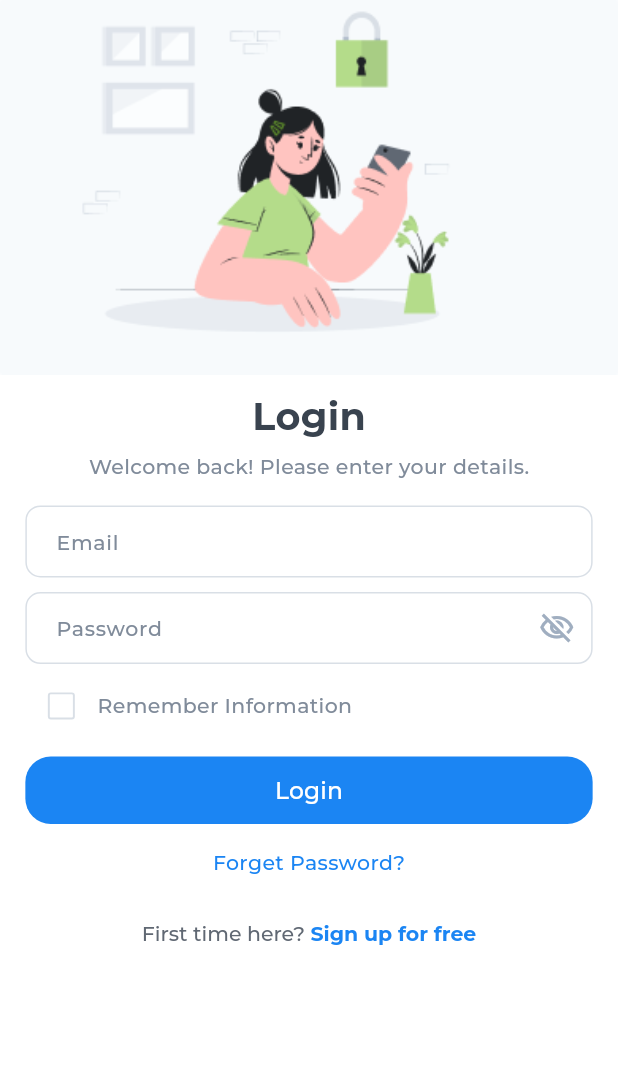
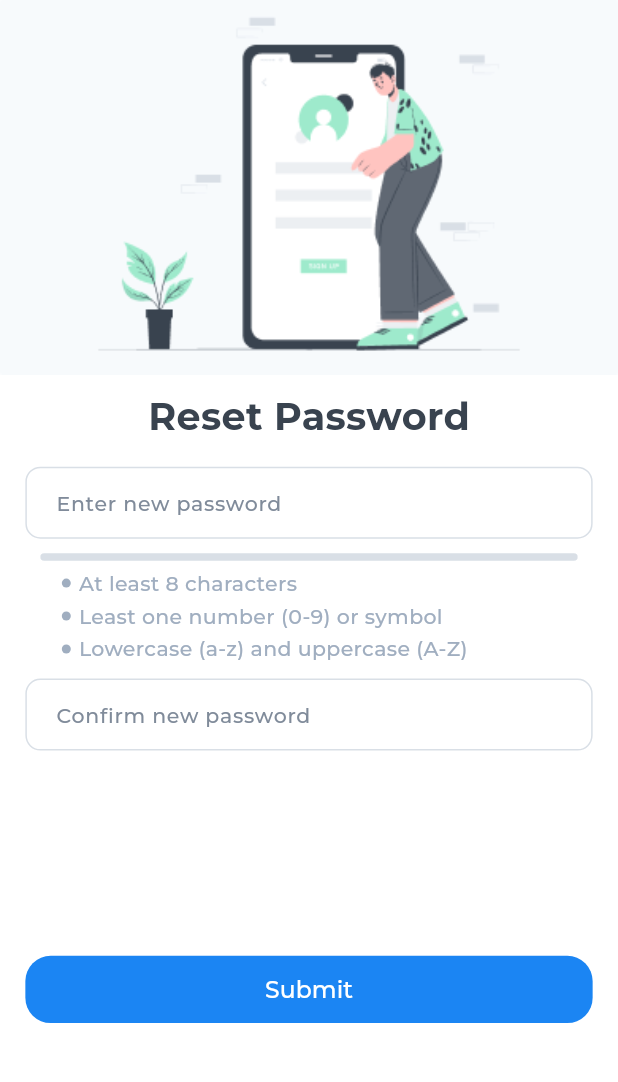
Before and after one commit to omar-949/touf_w, a Flutter app: the screen it shows after launch, on a phone screen of 412 x 824 dp, the part 94-1176 px from its top. Run offline on Flutter 3.47's test engine with Material 3 defaults, Android fonts, the phone set to English and light mode, and no system bars; drawn by our look-alikes of percent_indicator; our stand-ins replace bloc, country_picker, dartz, dio, flutter_bloc, flutter_rating_bar and 7 more; project files that could hold a hidden picture were left out.

Commit message:
refactor reset password

```diff
--- a/lib/core/resources/colors.dart
+++ b/lib/core/resources/colors.dart
@@ -8,6 +8,7 @@ abstract class AppColors {
   static const orange = Color(0xffE07026);
   static const Color darkGrey = Color(0xff333333);
   static const Color mediumGrey = Color(0xff777777);
+  static const Color yellow500 = Color(0xffFFC542);
 }
 
 abstract class TextColors {
--- a/lib/core/resources/styles.dart
+++ b/lib/core/resources/styles.dart
@@ -64,13 +64,13 @@ abstract class TextStyles {
       color: TextColors.grey700,
       fontWeight: FontWeightHelper.medium,
       fontFamily: 'Montserrat');
-  static TextStyle font12Grey500Medium = TextStyle(
-      fontSize: 12.sp,
+  static TextStyle font14Grey500Medium = TextStyle(
+      fontSize: 14.sp,
       color: TextColors.grey500,
       fontWeight: FontWeightHelper.medium,
       fontFamily: 'Montserrat');
-  static TextStyle font12Green500Medium = TextStyle(
-      fontSize: 12.sp,
+  static TextStyle font14Green500Medium = TextStyle(
+      fontSize: 14.sp,
       color: TextColors.green500,
       fontWeight: FontWeightHelper.medium,
       fontFamily: 'Montserrat');
--- a/lib/core/routing/app_router.dart
+++ b/lib/core/routing/app_router.dart
@@ -3,13 +3,13 @@ import 'package:toufwshouf/core/routing/route_animations.dart';
 import 'package:toufwshouf/core/routing/routes.dart';
 import 'package:toufwshouf/features/auth/presentation/views/code_validation_view.dart';
 import 'package:toufwshouf/features/auth/presentation/views/forget_pass_view.dart';
+import 'package:toufwshouf/features/auth/presentation/views/reset_password_view.dart';
 import 'package:toufwshouf/features/auth/presentation/views/sign_up_view.dart';
 import 'package:toufwshouf/features/best_selling/presentation/views/detail_screen.dart';
 import 'package:toufwshouf/features/onboarding/presentation/views/onboarding_view.dart';
 import 'package:toufwshouf/features/payment/presentation/views/payment_screen.dart';
 
 import '../../features/auth/presentation/views/login_view.dart';
-import '../../features/auth/presentation/views/reset_password_screen.dart';
 import '../../features/best_selling/presentation/views/best_selling_screen.dart';
 import '../../features/home/presentation/views/home_screen.dart';
 import '../../features/onboarding/presentation/views/splash_screen.dart';
@@ -60,12 +60,12 @@ class AppRouter {
           settings,
           TransitionType.slideFromLeft,
         );
-      // case Routes.resetPassScreen:
-      //   return RouteAnimations.buildPageRoute(
-      //     const ResetPasswordScreen(),
-      //     settings,
-      //     TransitionType.slideFromLeft,
-      //   );
+      case Routes.resetPassScreen:
+        return RouteAnimations.buildPageRoute(
+          const ResetPasswordView(),
+          settings,
+          TransitionType.slideFromLeft,
+        );
       case Routes.detailScreen:
         return RouteAnimations.buildPageRoute(
           DetailScreen(),
--- a/lib/core/widgets/custom_text_field.dart
+++ b/lib/core/widgets/custom_text_field.dart
@@ -12,7 +12,8 @@ class CustomTextField extends StatefulWidget {
   final bool isPhoneField;
   final ValueChanged<String>? onChanged;
   final TextInputType? keyboardType;
-  final AutovalidateMode autoValidateMode;
+  final AutovalidateMode? autoValidateMode;
+
   const CustomTextField({
     super.key,
     required this.hintText,
@@ -21,7 +22,8 @@ class CustomTextField extends StatefulWidget {
     this.validator,
     this.isPhoneField = false,
     this.onChanged,
-    this.keyboardType, required this.autoValidateMode,
+    this.keyboardType,
+    this.autoValidateMode,
   });
 
   @override
--- /dev/null
+++ b/lib/features/auth/presentation/views/reset_password_view.dart
@@ -0,0 +1,13 @@
+import 'package:flutter/material.dart';
+import 'package:toufwshouf/features/auth/presentation/views/widgets/reset_pass/reset_password_body.dart';
+
+class ResetPasswordView extends StatelessWidget {
+  const ResetPasswordView({super.key});
+
+  @override
+  Widget build(BuildContext context) {
+    return Scaffold(
+      body: ResetPasswordBody(),
+    );
+  }
+}
--- a/lib/features/auth/presentation/views/widgets/reset_pass/password_validation_rules.dart
+++ /dev/null
@@ -1,60 +0,0 @@
-import 'package:flutter/material.dart';
-
-class PasswordValidationRules extends StatelessWidget {
-  final bool isValidLength;
-  final bool hasUppercase;
-  final bool hasLowercase;
-  final bool hasNumber;
-
-  const PasswordValidationRules({
-    super.key,
-    required this.isValidLength,
-    required this.hasUppercase,
-    required this.hasLowercase,
-    required this.hasNumber,
-  });
-
-  @override
-  Widget build(BuildContext context) {
-    return Column(
-      crossAxisAlignment: CrossAxisAlignment.start,
-      children: [
-        _ValidationRule(rule: "At least 8 characters", isValid: isValidLength),
-        _ValidationRule(
-            rule: "At least one uppercase letter", isValid: hasUppercase),
-        _ValidationRule(
-            rule: "At least one lowercase letter", isValid: hasLowercase),
-        _ValidationRule(rule: "At least one number", isValid: hasNumber),
-      ],
-    );
-  }
-}
-
-class _ValidationRule extends StatelessWidget {
-  final String rule;
-  final bool isValid;
-
-  const _ValidationRule({
-    required this.rule,
-    required this.isValid,
-  });
-
-  @override
-  Widget build(BuildContext context) {
-    return Row(
-      children: [
-        Icon(
-          isValid ? Icons.check_circle : Icons.cancel,
-          color: isValid ? Colors.green : Colors.red,
-        ),
-        const SizedBox(width: 8),
-        Text(
-          rule,
-          style: TextStyle(
-            color: isValid ? Colors.green : Colors.red,
-          ),
-        ),
-      ],
-    );
-  }
-}
--- /dev/null
+++ b/lib/features/auth/presentation/views/widgets/reset_pass/password_validations.dart
@@ -0,0 +1,85 @@
+import 'package:flutter/material.dart';
+import 'package:flutter_screenutil/flutter_screenutil.dart';
+import 'package:percent_indicator/linear_percent_indicator.dart';
+import 'package:toufwshouf/core/resources/colors.dart';
+
+import '../../../../../../core/resources/styles.dart';
+
+class PasswordValidations extends StatelessWidget {
+  const PasswordValidations(
+      {super.key,
+      required this.minLength,
+      required this.hasNumber,
+      required this.hasUppercase,
+      required this.hasLowercase});
+
+  final bool minLength;
+  final bool hasNumber;
+  final bool hasUppercase;
+  final bool hasLowercase;
+
+  @override
+  Widget build(BuildContext context) {
+    int criteriaMet = (minLength ? 1 : 0) + (hasNumber ? 1 : 0) + (hasUppercase && hasLowercase ? 1 : 0);
+
+    const int totalCriteria = 3;
+
+    double percent = criteriaMet / totalCriteria;
+    return Column(
+      children: [
+        LinearPercentIndicator(
+          backgroundColor: AppColors.grey200,
+          barRadius: Radius.circular(12.w),
+          progressColor: AppColors.yellow500,
+          percent: percent,
+          animation: true,
+          animateFromLastPercent: true,
+        ),
+        5.verticalSpace,
+        buildValidationRow(
+          "At least 8 characters",
+          minLength,
+        ),
+        2.verticalSpace,
+        buildValidationRow(
+          "Least one number (0-9) or symbol",
+          hasNumber,
+        ),
+        2.verticalSpace,
+        buildValidationRow(
+          "Lowercase (a-z) and uppercase (A-Z)",
+          hasUppercase && hasLowercase,
+        ),
+      ],
+    );
+  }
+
+  buildValidationRow(String text, bool hasValidate) {
+    return Padding(
+      padding: EdgeInsets.symmetric(horizontal: 16.w),
+      child: Row(
+        children: [
+          hasValidate
+              ? Icon(
+                  Icons.check,
+                  color: Colors.green,
+                )
+              : Padding(
+                  padding: EdgeInsets.only(left: 7.w),
+                  child: CircleAvatar(
+                    radius: 3,
+                    backgroundColor: AppColors.grey500,
+                  ),
+                ),
+          5.horizontalSpace,
+          Text(
+            text,
+            style: hasValidate
+                ? TextStyles.font14Green500Medium
+                : TextStyles.font14Grey500Medium,
+          )
+        ],
+      ),
+    );
+  }
+}
--- /dev/null
+++ b/lib/features/auth/presentation/views/widgets/reset_pass/reset_password_body.dart
@@ -0,0 +1,26 @@
+import 'package:flutter/cupertino.dart';
+import 'package:flutter_screenutil/flutter_screenutil.dart';
+import 'package:toufwshouf/features/auth/presentation/views/widgets/reset_pass/reset_password_form.dart';
+import 'package:toufwshouf/features/auth/presentation/views/widgets/reset_pass/reset_password_header.dart';
+
+class ResetPasswordBody extends StatelessWidget {
+  const ResetPasswordBody({super.key});
+
+  @override
+  Widget build(BuildContext context) {
+    return SafeArea(
+      child: SingleChildScrollView(
+        child: Column(
+          children: [
+            ResetPasswordHeader(),
+            16.verticalSpace,
+            Padding(
+              padding: EdgeInsets.symmetric(horizontal: 16.w),
+              child: ResetPasswordForm(),
+            ),
+          ],
+        ),
+      ),
+    );
+  }
+}
--- /dev/null
+++ b/lib/features/auth/presentation/views/widgets/reset_pass/reset_password_form.dart
@@ -0,0 +1,98 @@
+import 'package:flutter/material.dart';
+import 'package:flutter_screenutil/flutter_screenutil.dart';
+import 'package:toufwshouf/core/helpers/app_regex.dart';
+import 'package:toufwshouf/core/helpers/validator.dart';
+import 'package:toufwshouf/core/widgets/app_text_button.dart';
+import 'package:toufwshouf/core/widgets/custom_text_field.dart';
+import 'package:toufwshouf/features/auth/presentation/views/widgets/reset_pass/password_validations.dart';
+
+class ResetPasswordForm extends StatefulWidget {
+  const ResetPasswordForm({super.key});
+
+  @override
+  State<ResetPasswordForm> createState() => _ResetPasswordFormState();
+}
+
+class _ResetPasswordFormState extends State<ResetPasswordForm> {
+  final TextEditingController newPassController = TextEditingController();
+  final TextEditingController confirmNewPassController =
+      TextEditingController();
+  final GlobalKey<FormState> formKey = GlobalKey<FormState>();
+
+  bool minLength = false;
+  bool hasNumber = false;
+  bool hasUppercase = false;
+  bool hasLowercase = false;
+
+  @override
+  void initState() {
+    super.initState();
+    setupPasswordControllerListener();
+  }
+
+  void setupPasswordControllerListener() {
+    newPassController.addListener(() {
+      setState(() {
+        hasLowercase = AppRegex.hasLowerCase(newPassController.text);
+        hasUppercase = AppRegex.hasUpperCase(newPassController.text);
+        hasNumber = AppRegex.hasNumber(newPassController.text);
+        minLength = AppRegex.hasMinLength(newPassController.text);
+      });
+    });
+  }
+
+  @override
+  void dispose() {
+    newPassController.dispose();
+    confirmNewPassController.dispose();
+    super.dispose();
+  }
+
+  @override
+  Widget build(BuildContext context) {
+    return Form(
+      key: formKey,
+      child: SizedBox(
+        height: 380.h,
+        child: Column(
+          mainAxisAlignment: MainAxisAlignment.spaceBetween,
+          children: [
+            Column(
+              children: [
+                CustomTextField(
+                  hintText: "Enter new password",
+                  controller: newPassController,
+                ),
+                10.verticalSpace,
+                PasswordValidations(
+                  minLength: minLength,
+                  hasNumber: hasNumber,
+                  hasUppercase: hasUppercase,
+                  hasLowercase: hasLowercase,
+                ),
+                10.verticalSpace,
+                CustomTextField(
+                  hintText: "Confirm new password",
+                  controller: confirmNewPassController,
+                  validator: (value) {
+                    return Validator.passwordConfirmValidator(
+                      value,
+                      newPassController.text,
+                    );
+                  },
+                ),
+              ],
+            ),
+            10.verticalSpace,
+            AppTextButton(
+              onPressed: () {
+                if (formKey.currentState!.validate()) {}
+              },
+              text: "Submit",
+            ),
+          ],
+        ),
+      ),
+    );
+  }
+}
--- /dev/null
+++ b/lib/features/auth/presentation/views/widgets/reset_pass/reset_password_header.dart
@@ -0,0 +1,27 @@
+import 'package:flutter/cupertino.dart';
+import 'package:flutter_screenutil/flutter_screenutil.dart';
+import 'package:toufwshouf/core/resources/styles.dart';
+import 'package:toufwshouf/core/widgets/header_widget.dart';
+
+class ResetPasswordHeader extends StatelessWidget {
+  const ResetPasswordHeader({super.key});
+
+  @override
+  Widget build(BuildContext context) {
+    return Column(
+      children: [
+        const Header(
+          logoAsset: "assets/logo_en 2.png",
+          imageAsset: "assets/auth/reset_pass.png",
+        ),
+        10.verticalSpace,
+        Center(
+          child: Text(
+            "Reset Password",
+            style: TextStyles.font26GreyExtraBold,
+          ),
+        ),
+      ],
+    );
+  }
+}
--- a/lib/touf_w_shouf.dart
+++ b/lib/touf_w_shouf.dart
@@ -23,7 +23,7 @@ class ToufWShouf extends StatelessWidget {
                 GoogleFonts.montserratTextTheme(Theme.of(context).textTheme),
             scaffoldBackgroundColor: Colors.white,
           ),
-          initialRoute: Routes.loginView,
+          initialRoute: Routes.resetPassScreen,
           onGenerateRoute: appRouter.generateRouter,
         );
       },
--- a/pubspec.yaml
+++ b/pubspec.yaml
@@ -54,6 +54,7 @@ dependencies:
   flutter_lints: ^5.0.0
   rating_bar_flutter:
   icons_plus: ^5.0.0
+  percent_indicator: ^4.2.3
 dev_dependencies:
   flutter_test:
     sdk: flutter
```
Also changed, not shown: lib/features/auth/presentation/views/reset_password_screen.dart (deleted, +0 -11 lines), lib/features/auth/presentation/views/widgets/reset_pass/reset_password_widget.dart (deleted, +0 -205 lines), pubspec.lock.
